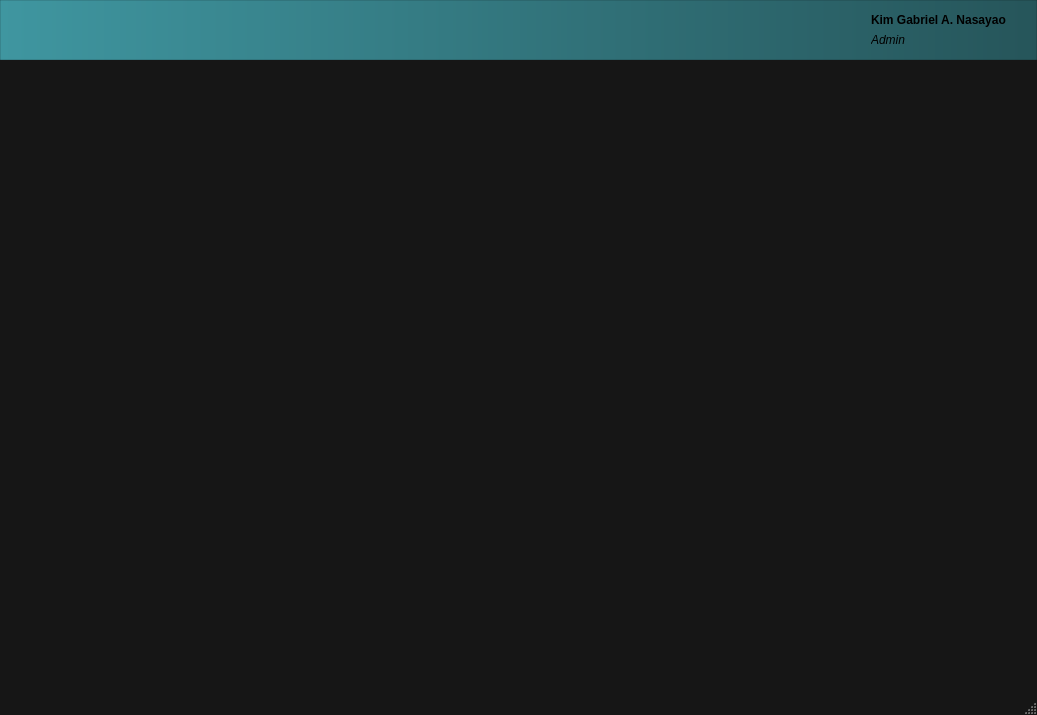
Before: the Qt Designer form src/gui/ui/mainWindow.ui in gabnash05/CCC151-SSIS, drawn with Qt 5.
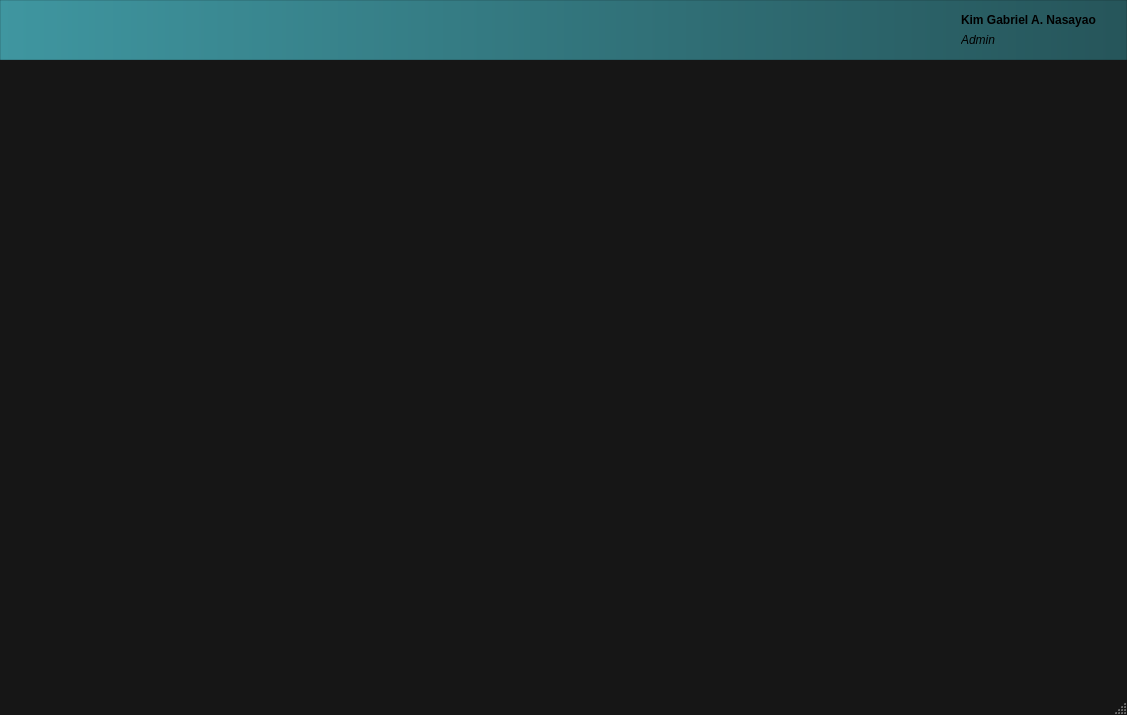
After: the same form once the commit is applied. Icons and pictures are not drawn.

```diff
--- a/src/gui/ui/mainWindow.ui
+++ b/src/gui/ui/mainWindow.ui
@@ -6,7 +6,7 @@
    <rect>
     <x>0</x>
     <y>0</y>
-    <width>1037</width>
+    <width>1127</width>
     <height>715</height>
    </rect>
   </property>
```
